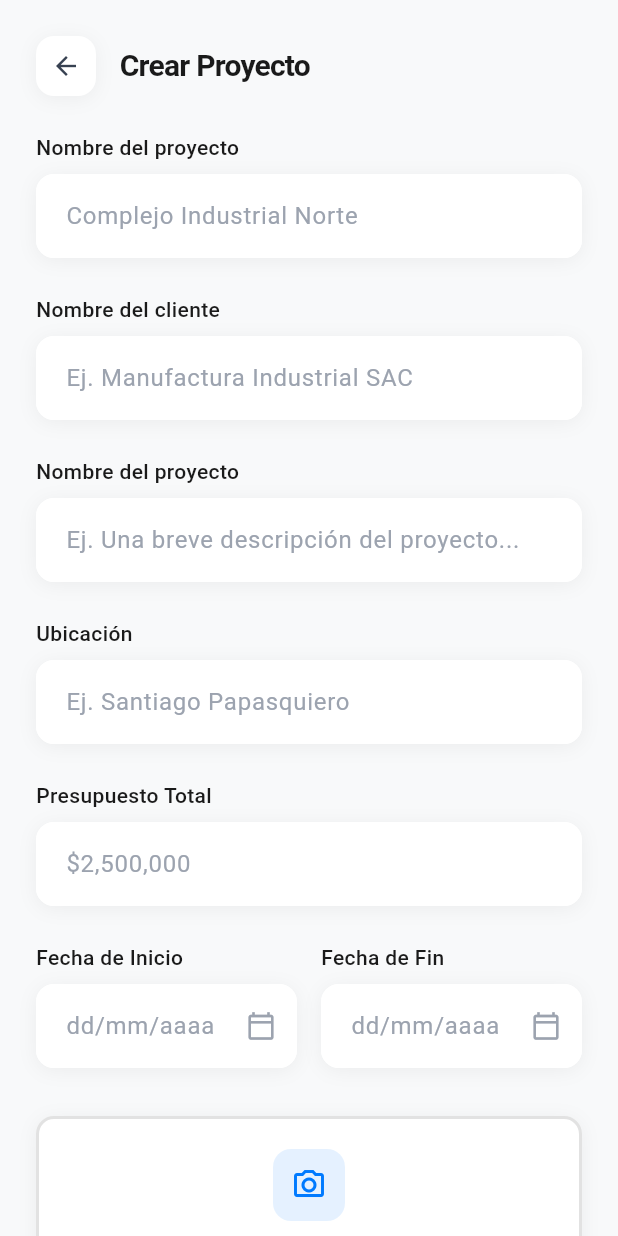
After one commit to luisHidalgo-git/constructora, a Flutter app: the CreateProjectScreen screen opened directly, on a phone screen of 412 x 824 dp. The commit adds this screen. Run offline on Flutter 3.47's test engine with Material 3 defaults, Android fonts, the phone set to English and light mode, and no system bars; Roboto replaces fonts that are missing (SF Pro Display).

Commit message:
crear proyecto

```diff
--- /dev/null
+++ b/lib/screens/create_project_screen.dart
@@ -0,0 +1,235 @@
+import 'package:flutter/material.dart';
+import '../widgets/custom_text_field.dart';
+import '../widgets/custom_date_field.dart';
+import '../widgets/custom_file_picker.dart';
+import '../utils/app_colors.dart';
+import '../utils/app_text_styles.dart';
+
+class CreateProjectScreen extends StatefulWidget {
+  const CreateProjectScreen({super.key});
+
+  @override
+  State<CreateProjectScreen> createState() => _CreateProjectScreenState();
+}
+
+class _CreateProjectScreenState extends State<CreateProjectScreen> {
+  final TextEditingController _projectNameController = TextEditingController();
+  final TextEditingController _clientNameController = TextEditingController();
+  final TextEditingController _projectManagerController = TextEditingController();
+  final TextEditingController _locationController = TextEditingController();
+  final TextEditingController _budgetController = TextEditingController();
+  final TextEditingController _startDateController = TextEditingController();
+  final TextEditingController _endDateController = TextEditingController();
+
+  @override
+  void dispose() {
+    _projectNameController.dispose();
+    _clientNameController.dispose();
+    _projectManagerController.dispose();
+    _locationController.dispose();
+    _budgetController.dispose();
+    _startDateController.dispose();
+    _endDateController.dispose();
+    super.dispose();
+  }
+
+  @override
+  Widget build(BuildContext context) {
+    return Scaffold(
+      backgroundColor: AppColors.background,
+      body: SafeArea(
+        child: Column(
+          children: [
+            // Header
+            Container(
+              padding: const EdgeInsets.all(24),
+              child: Row(
+                children: [
+                  GestureDetector(
+                    onTap: () => Navigator.pop(context),
+                    child: Container(
+                      width: 40,
+                      height: 40,
+                      decoration: BoxDecoration(
+                        color: Colors.white,
+                        borderRadius: BorderRadius.circular(12),
+                        boxShadow: [
+                          BoxShadow(
+                            color: Colors.black.withOpacity(0.05),
+                            blurRadius: 10,
+                            offset: const Offset(0, 2),
+                          ),
+                        ],
+                      ),
+                      child: const Icon(
+                        Icons.arrow_back,
+                        color: AppColors.iconDark,
+                        size: 20,
+                      ),
+                    ),
+                  ),
+                  const SizedBox(width: 16),
+                  Expanded(
+                    child: Text(
+                      'Crear Proyecto',
+                      style: AppTextStyles.header.copyWith(fontSize: 20),
+                    ),
+                  ),
+                ],
+              ),
+            ),
+
+            // Form Content
+            Expanded(
+              child: SingleChildScrollView(
+                padding: const EdgeInsets.symmetric(horizontal: 24),
+                child: Column(
+                  crossAxisAlignment: CrossAxisAlignment.start,
+                  children: [
+                    // Project Name
+                    Text(
+                      'Nombre del proyecto',
+                      style: AppTextStyles.fieldLabel.copyWith(fontSize: 14),
+                    ),
+                    const SizedBox(height: 8),
+                    CustomTextField(
+                      controller: _projectNameController,
+                      hintText: 'Complejo Industrial Norte',
+                    ),
+
+                    const SizedBox(height: 24),
+
+                    // Client Name
+                    Text(
+                      'Nombre del cliente',
+                      style: AppTextStyles.fieldLabel.copyWith(fontSize: 14),
+                    ),
+                    const SizedBox(height: 8),
+                    CustomTextField(
+                      controller: _clientNameController,
+                      hintText: 'Ej. Manufactura Industrial SAC',
+                    ),
+
+                    const SizedBox(height: 24),
+
+                    // Project Manager
+                    Text(
+                      'Nombre del proyecto',
+                      style: AppTextStyles.fieldLabel.copyWith(fontSize: 14),
+                    ),
+                    const SizedBox(height: 8),
+                    CustomTextField(
+                      controller: _projectManagerController,
+                      hintText: 'Ej. Una breve descripción del proyecto...',
+                    ),
+
+                    const SizedBox(height: 24),
+
+                    // Location
+                    Text(
+                      'Ubicación',
+                      style: AppTextStyles.fieldLabel.copyWith(fontSize: 14),
+                    ),
+                    const SizedBox(height: 8),
+                    CustomTextField(
+                      controller: _locationController,
+                      hintText: 'Ej. Santiago Papasquiero',
+                    ),
+
+                    const SizedBox(height: 24),
+
+                    // Total Budget
+                    Text(
+                      'Presupuesto Total',
+                      style: AppTextStyles.fieldLabel.copyWith(fontSize: 14),
+                    ),
+                    const SizedBox(height: 8),
+                    CustomTextField(
+                      controller: _budgetController,
+                      hintText: '\$2,500,000',
+                      keyboardType: TextInputType.number,
+                    ),
+
+                    const SizedBox(height: 24),
+
+                    // Date Fields
+                    Row(
+                      children: [
+                        Expanded(
+                          child: Column(
+                            crossAxisAlignment: CrossAxisAlignment.start,
+                            children: [
+                              Text(
+                                'Fecha de Inicio',
+                                style: AppTextStyles.fieldLabel.copyWith(fontSize: 14),
+                              ),
+                              const SizedBox(height: 8),
+                              CustomDateField(
+                                controller: _startDateController,
+                                hintText: 'dd/mm/aaaa',
+                              ),
+                            ],
+                          ),
+                        ),
+                        const SizedBox(width: 16),
+                        Expanded(
+                          child: Column(
+                            crossAxisAlignment: CrossAxisAlignment.start,
+                            children: [
+                              Text(
+                                'Fecha de Fin',
+                                style: AppTextStyles.fieldLabel.copyWith(fontSize: 14),
+                              ),
+                              const SizedBox(height: 8),
+                              CustomDateField(
+                                controller: _endDateController,
+                                hintText: 'dd/mm/aaaa',
+                              ),
+                            ],
+                          ),
+                        ),
+                      ],
+                    ),
+
+                    const SizedBox(height: 32),
+
+                    // File Picker
+                    const CustomFilePicker(),
+
+                    const SizedBox(height: 40),
+
+                    // Create Project Button
+                    SizedBox(
+                      width: double.infinity,
+                      height: 50,
+                      child: ElevatedButton(
+                        onPressed: () {
+                          // Handle project creation
+                          Navigator.pop(context);
+                        },
+                        style: ElevatedButton.styleFrom(
+                          backgroundColor: AppColors.primary,
+                          foregroundColor: Colors.white,
+                          elevation: 0,
+                          shape: RoundedRectangleBorder(
+                            borderRadius: BorderRadius.circular(25),
+                          ),
+                        ),
+                        child: Text(
+                          'Crear Proyecto',
+                          style: AppTextStyles.buttonText,
+                        ),
+                      ),
+                    ),
+
+                    const SizedBox(height: 40),
+                  ],
+                ),
+              ),
+            ),
+          ],
+        ),
+      ),
+    );
+  }
+}
--- a/lib/screens/home_screen.dart
+++ b/lib/screens/home_screen.dart
@@ -1,6 +1,7 @@
 import 'package:flutter/material.dart';
 import '../widgets/project_card.dart';
 import '../widgets/stats_card.dart';
+import '../screens/create_project_screen.dart';
 import '../utils/app_colors.dart';
 import '../utils/app_text_styles.dart';
 
@@ -221,7 +222,16 @@ class HomeScreen extends StatelessWidget {
               children: [
                 _buildNavItem(Icons.home, 'Inicio', true),
                 _buildNavItem(Icons.bar_chart, '', false),
-                Container(
+                GestureDetector(
+                  onTap: () {
+                    Navigator.push(
+                      context,
+                      MaterialPageRoute(
+                        builder: (context) => const CreateProjectScreen(),
+                      ),
+                    );
+                  },
+                  child: Container(
                   width: 56,
                   height: 56,
                   decoration: const BoxDecoration(
@@ -232,6 +242,7 @@ class HomeScreen extends StatelessWidget {
                     Icons.add,
                     color: Colors.white,
                     size: 24,
+                  ),
                   ),
                 ),
                 _buildNavItem(Icons.folder_outlined, '', false),
--- a/lib/screens/projects_screen.dart
+++ b/lib/screens/projects_screen.dart
@@ -1,5 +1,6 @@
 import 'package:flutter/material.dart';
 import '../widgets/project_detail_card.dart';
+import '../screens/create_project_screen.dart';
 import '../utils/app_colors.dart';
 import '../utils/app_text_styles.dart';
 
@@ -122,7 +123,16 @@ class ProjectsScreen extends StatelessWidget {
               children: [
                 _buildNavItem(Icons.home_outlined, false),
                 _buildNavItem(Icons.bar_chart, true),
-                Container(
+                GestureDetector(
+                  onTap: () {
+                    Navigator.push(
+                      context,
+                      MaterialPageRoute(
+                        builder: (context) => const CreateProjectScreen(),
+                      ),
+                    );
+                  },
+                  child: Container(
                   width: 56,
                   height: 56,
                   decoration: const BoxDecoration(
@@ -133,6 +143,7 @@ class ProjectsScreen extends StatelessWidget {
                     Icons.add,
                     color: Colors.white,
                     size: 24,
+                  ),
                   ),
                 ),
                 _buildNavItem(Icons.folder_outlined, false),
--- /dev/null
+++ b/lib/widgets/custom_date_field.dart
@@ -0,0 +1,90 @@
+import 'package:flutter/material.dart';
+import '../utils/app_colors.dart';
+import '../utils/app_text_styles.dart';
+
+class CustomDateField extends StatelessWidget {
+  final TextEditingController controller;
+  final String hintText;
+
+  const CustomDateField({
+    super.key,
+    required this.controller,
+    required this.hintText,
+  });
+
+  @override
+  Widget build(BuildContext context) {
+    return Container(
+      decoration: BoxDecoration(
+        color: Colors.white,
+        borderRadius: BorderRadius.circular(12),
+        boxShadow: [
+          BoxShadow(
+            color: Colors.black.withOpacity(0.05),
+            blurRadius: 10,
+            offset: const Offset(0, 2),
+          ),
+        ],
+      ),
+      child: TextField(
+        controller: controller,
+        style: AppTextStyles.inputText,
+        readOnly: true,
+        onTap: () async {
+          final DateTime? picked = await showDatePicker(
+            context: context,
+            initialDate: DateTime.now(),
+            firstDate: DateTime(2020),
+            lastDate: DateTime(2030),
+            builder: (context, child) {
+              return Theme(
+                data: Theme.of(context).copyWith(
+                  colorScheme: const ColorScheme.light(
+                    primary: AppColors.primary,
+                    onPrimary: Colors.white,
+                    surface: Colors.white,
+                    onSurface: AppColors.textDark,
+                  ),
+                ),
+                child: child!,
+              );
+            },
+          );
+          if (picked != null) {
+            controller.text = "${picked.day.toString().padLeft(2, '0')}/${picked.month.toString().padLeft(2, '0')}/${picked.year}";
+          }
+        },
+        decoration: InputDecoration(
+          hintText: hintText,
+          hintStyle: AppTextStyles.hintText,
+          suffixIcon: const Icon(
+            Icons.calendar_today_outlined,
+            color: AppColors.iconGray,
+            size: 20,
+          ),
+          border: OutlineInputBorder(
+            borderRadius: BorderRadius.circular(12),
+            borderSide: BorderSide.none,
+          ),
+          enabledBorder: OutlineInputBorder(
+            borderRadius: BorderRadius.circular(12),
+            borderSide: BorderSide.none,
+          ),
+          focusedBorder: OutlineInputBorder(
+            borderRadius: BorderRadius.circular(12),
+            borderSide: const BorderSide(
+              color: AppColors.primary,
+              width: 2,
+            ),
+          ),
+          filled: true,
+          fillColor: Colors.white,
+          contentPadding: const EdgeInsets.symmetric(
+            horizontal: 16,
+            vertical: 16,
+          ),
+        ),
+      ),
+    );
+  }
+}
--- /dev/null
+++ b/lib/widgets/custom_file_picker.dart
@@ -0,0 +1,74 @@
+import 'package:flutter/material.dart';
+import '../utils/app_colors.dart';
+import '../utils/app_text_styles.dart';
+
+class CustomFilePicker extends StatefulWidget {
+  const CustomFilePicker({super.key});
+
+  @override
+  State<CustomFilePicker> createState() => _CustomFilePickerState();
+}
+
+class _CustomFilePickerState extends State<CustomFilePicker> {
+  String? _selectedFileName;
+
+  @override
+  Widget build(BuildContext context) {
+    return GestureDetector(
+      onTap: () {
+        // Simulate file picker
+        setState(() {
+          _selectedFileName = "proyecto_imagen.jpg";
+        });
+      },
+      child: Container(
+        width: double.infinity,
+        padding: const EdgeInsets.all(20),
+        decoration: BoxDecoration(
+          color: Colors.white,
+          borderRadius: BorderRadius.circular(12),
+          border: Border.all(
+            color: Colors.grey.withOpacity(0.3),
+            style: BorderStyle.solid,
+            width: 2,
+          ),
+          boxShadow: [
+            BoxShadow(
+              color: Colors.black.withOpacity(0.05),
+              blurRadius: 10,
+              offset: const Offset(0, 2),
+            ),
+          ],
+        ),
+        child: Column(
+          children: [
+            Container(
+              width: 48,
+              height: 48,
+              decoration: BoxDecoration(
+                color: AppColors.primary.withOpacity(0.1),
+                borderRadius: BorderRadius.circular(12),
+              ),
+              child: const Icon(
+                Icons.camera_alt_outlined,
+                color: AppColors.primary,
+                size: 24,
+              ),
+            ),
+            const SizedBox(height: 12),
+            Text(
+              _selectedFileName ?? 'Subir Foto',
+              style: _selectedFileName != null
+                  ? AppTextStyles.fieldLabel.copyWith(
+                      fontSize: 14,
+                      color: AppColors.primary,
+                    )
+                  : AppTextStyles.hintText.copyWith(fontSize: 14),
+              textAlign: TextAlign.center,
+            ),
+          ],
+        ),
+      ),
+    );
+  }
+}
```
Also changed, not shown: lib/widgets/project_card.dart (+4 -4 lines).
